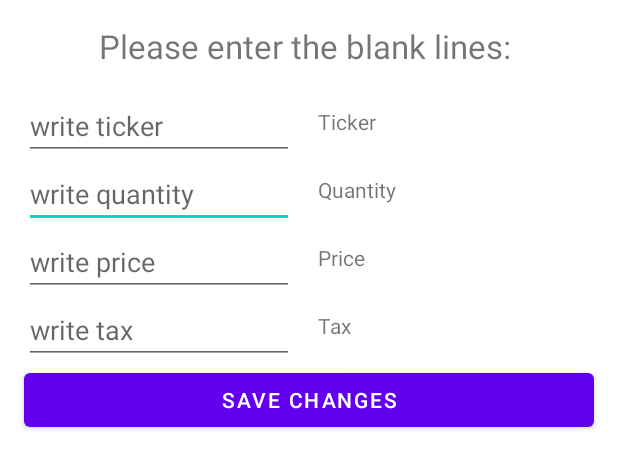
After one commit to NikitaMityushov/AndroidClasses, an Android app: the layout fragment_update_stock_window.xml on its own in the app's theme, with its tools: preview values and no code run, on a phone screen of 412 x 824 dp. The commit adds this screen. Shown: the top 468 px of the screen. Run offline under Robolectric (Android 15) with nearby library versions, the phone set to English and light mode, and no system bars; network calls fail; Roboto replaces fonts that are not available here.

Commit message:
main commit #11, Investor CRUD operations is ready

```diff
--- a/build.gradle
+++ b/build.gradle
@@ -11,8 +11,8 @@ buildscript {
         mavenCentral()
     }
     dependencies {
-        classpath "com.android.tools.build:gradle:4.2.1"
-        classpath "org.jetbrains.kotlin:kotlin-gradle-plugin:$kotlin_version"
+        classpath 'com.android.tools.build:gradle:7.0.3'
+        classpath "org.jetbrains.kotlin:kotlin-gradle-plugin:1.5.31"
 
         // NOTE: Do not place your application dependencies here; they belong
         // in the individual module build.gradle files
--- a/investor/src/main/java/com/mityushov/investor/screens/buyStockWindow/BuyStockWindowViewModel.kt
+++ b/investor/src/main/java/com/mityushov/investor/screens/buyStockWindow/BuyStockWindowViewModel.kt
@@ -1,6 +1,5 @@
 package com.mityushov.investor.screens.buyStockWindow
 
-import android.widget.Toast
 import androidx.lifecycle.ViewModel
 import com.mityushov.investor.database.StockRepository
 import com.mityushov.investor.models.StockPurchase
--- a/investor/src/main/java/com/mityushov/investor/screens/stockFragmentList/StockListViewModel.kt
+++ b/investor/src/main/java/com/mityushov/investor/screens/stockFragmentList/StockListViewModel.kt
@@ -41,4 +41,9 @@ class StockListViewModel: ViewModel() {
 
         return res
     }
+    // 1.11.21
+    fun refreshScreen() {
+        repository.refresh()
+        _list.value = getData()
+    }
 }
--- /dev/null
+++ b/investor/src/main/res/layout/fragment_update_stock_window.xml
@@ -0,0 +1,122 @@
+<?xml version="1.0" encoding="utf-8"?>
+<androidx.constraintlayout.widget.ConstraintLayout xmlns:android="http://schemas.android.com/apk/res/android"
+    xmlns:tools="http://schemas.android.com/tools"
+    android:layout_width="match_parent"
+    android:layout_height="match_parent"
+    tools:context=".screens.updateStockWindow.UpdateStockWindowFragment"
+    xmlns:app="http://schemas.android.com/apk/res-auto">
+
+
+    <!-- 0) header -->
+    <TextView
+        android:id="@+id/update_stock_header_tv"
+        android:layout_width="match_parent"
+        android:layout_height="wrap_content"
+        app:layout_constraintTop_toTopOf="parent"
+        android:textAlignment="center"
+        android:layout_margin="16dp"
+        android:textSize="22sp"
+        tools:text="Please enter the blank lines: "/>
+    <!-- 1) Ticker -->
+    <EditText
+        android:id="@+id/update_stock_ticker_value_et"
+        android:layout_width="180dp"
+        android:layout_height="wrap_content"
+        app:layout_constraintTop_toBottomOf="@id/update_stock_header_tv"
+        app:layout_constraintStart_toStartOf="parent"
+        android:layout_margin="16dp"
+        android:inputType="text"
+        android:importantForAutofill="no"
+        android:hint="@string/write_ticker"
+
+        android:clickable="false"
+        android:cursorVisible="false"
+        android:focusable="false"
+        android:focusableInTouchMode="false"
+
+        />
+
+    <TextView
+        android:id="@+id/update_stock_ticker_tv"
+        android:layout_width="100dp"
+        android:layout_height="wrap_content"
+        app:layout_constraintBottom_toBottomOf="@id/update_stock_ticker_value_et"
+        app:layout_constraintStart_toEndOf="@id/update_stock_ticker_value_et"
+        android:layout_margin="16dp"
+        android:text="@string/ticker"/>
+    <!-- 2) Quantity -->
+    <EditText
+        android:id="@+id/update_stock_quantity_et"
+        android:layout_width="180dp"
+        android:layout_height="wrap_content"
+        app:layout_constraintTop_toBottomOf="@id/update_stock_ticker_tv"
+        app:layout_constraintStart_toStartOf="parent"
+        android:hint="@string/write_quantity"
+        android:layout_margin="16dp"
+        android:inputType="number"
+        android:importantForAutofill="no"/>
+
+    <TextView
+        android:id="@+id/update_stock_quantity_tv"
+        android:layout_width="100dp"
+        android:layout_height="wrap_content"
+        app:layout_constraintBottom_toBottomOf="@id/update_stock_quantity_et"
+        app:layout_constraintStart_toEndOf="@id/update_stock_quantity_et"
+        android:layout_margin="16dp"
+        android:text="@string/quantity"/>
+
+    <!-- 3) Price -->
+    <EditText
+        android:id="@+id/update_stock_price_et"
+        android:layout_width="180dp"
+        android:layout_height="wrap_content"
+        app:layout_constraintTop_toBottomOf="@id/update_stock_quantity_tv"
+        app:layout_constraintStart_toStartOf="parent"
+        android:hint="@string/write_price"
+        android:layout_margin="16dp"
+        android:inputType="numberDecimal"
+        android:importantForAutofill="no"/>
+
+    <TextView
+        android:id="@+id/update_stock_price_tv"
+        android:layout_width="100dp"
+        android:layout_height="wrap_content"
+        app:layout_constraintBottom_toBottomOf="@id/update_stock_price_et"
+        app:layout_constraintStart_toEndOf="@id/update_stock_price_et"
+        android:layout_margin="16dp"
+        android:text="@string/price"/>
+    <!-- 4) Tax -->
+    <EditText
+        android:id="@+id/update_stock_tax_et"
+        android:layout_width="180dp"
+        android:layout_height="wrap_content"
+        app:layout_constraintTop_toBottomOf="@id/update_stock_price_tv"
+        app:layout_constraintStart_toStartOf="parent"
+        android:hint="@string/write_tax"
+        android:layout_margin="16dp"
+        android:inputType="numberDecimal"
+        android:importantForAutofill="no"/>
+
+    <TextView
+        android:id="@+id/update_stock_tax_tv"
+        android:layout_width="100dp"
+        android:layout_height="wrap_content"
+        app:layout_constraintBottom_toBottomOf="@id/update_stock_tax_et"
+        app:layout_constraintStart_toEndOf="@id/update_stock_tax_et"
+        android:layout_margin="16dp"
+        android:text="@string/tax"/>
+
+    <!-- Button <Buy> -->
+    <Button
+        android:id="@+id/update_stock_save_changes_btn"
+        android:layout_width="match_parent"
+        android:layout_height="wrap_content"
+        android:text="@string/save_changes"
+        app:layout_constraintTop_toBottomOf="@id/update_stock_tax_tv"
+        app:layout_constraintStart_toStartOf="parent"
+        android:layout_margin="16dp"/>
+
+
+
+
+</androidx.constraintlayout.widget.ConstraintLayout>
--- a/investor/src/main/res/values/strings.xml
+++ b/investor/src/main/res/values/strings.xml
@@ -9,7 +9,7 @@
     <string name="daily_profit">Daily profit:</string>
     <string name="ticker">Ticker</string>
     <string name="amount">Amount</string>
-    <string name="purchase_price">Purchase_price</string>
+    <string name="purchase_price">Purchase price</string>
     <string name="purchase_tax">Purchase tax</string>
     <string name="purchase_currency">Purchase currency</string>
     <string name="current_currency">Current currency</string>
@@ -20,9 +20,13 @@
     <string name="write_ticker">write ticker</string>
     <string name="write_quantity">write quantity</string>
     <string name="quantity">Quantity</string>
-    <string name="write_price">write_price</string>
+    <string name="write_price">write price</string>
     <string name="price">Price</string>
     <string name="write_tax">write tax</string>
     <string name="tax">Tax</string>
     <string name="about">About</string>
+    <string name="refresh">Refresh</string>
+    <string name="delete">Delete</string>
+    <string name="update">Update</string>
+    <string name="save_changes">Save changes</string>
 </resources>
```
Also changed, not shown: investor/src/main/java/com/mityushov/investor/activities/MainActivity.kt (+14 -3 lines), investor/src/main/java/com/mityushov/investor/database/StockDao.kt (+9 -3 lines), investor/src/main/java/com/mityushov/investor/database/StockRepository.kt (+75 -43 lines), investor/src/main/java/com/mityushov/investor/models/StockCurrentStat.kt (+11 -18 lines), investor/src/main/java/com/mityushov/investor/models/StockPurchase.kt (+4 -3 lines), investor/src/main/java/com/mityushov/investor/screens/buyStockWindow/BuyStockWindowFragment.kt (+9 -2 lines), investor/src/main/java/com/mityushov/investor/screens/stockFragment/StockFragment.kt (+24 -0 lines), investor/src/main/java/com/mityushov/investor/screens/stockFragment/StockFragmentViewModel.kt (+10 -0 lines), investor/src/main/java/com/mityushov/investor/screens/stockFragmentList/StockListFragment.kt (+16 -0 lines), investor/src/main/java/com/mityushov/investor/screens/updateStockWindow/UpdateStockWindowFragment.kt (added, +88 -0 lines), investor/src/main/java/com/mityushov/investor/screens/updateStockWindow/UpdateStockWindowViewModel.kt (added, +22 -0 lines), investor/src/main/java/com/mityushov/investor/screens/updateStockWindow/UpdateStockWindowViewModelFactory.kt (added, +14 -0 lines), investor/src/main/java/com/mityushov/investor/utils/OnSwipeTouchListener.java (added, +75 -0 lines), investor/src/main/res/layout/fragment_stock.xml (+20 -0 lines), 2 more files.
